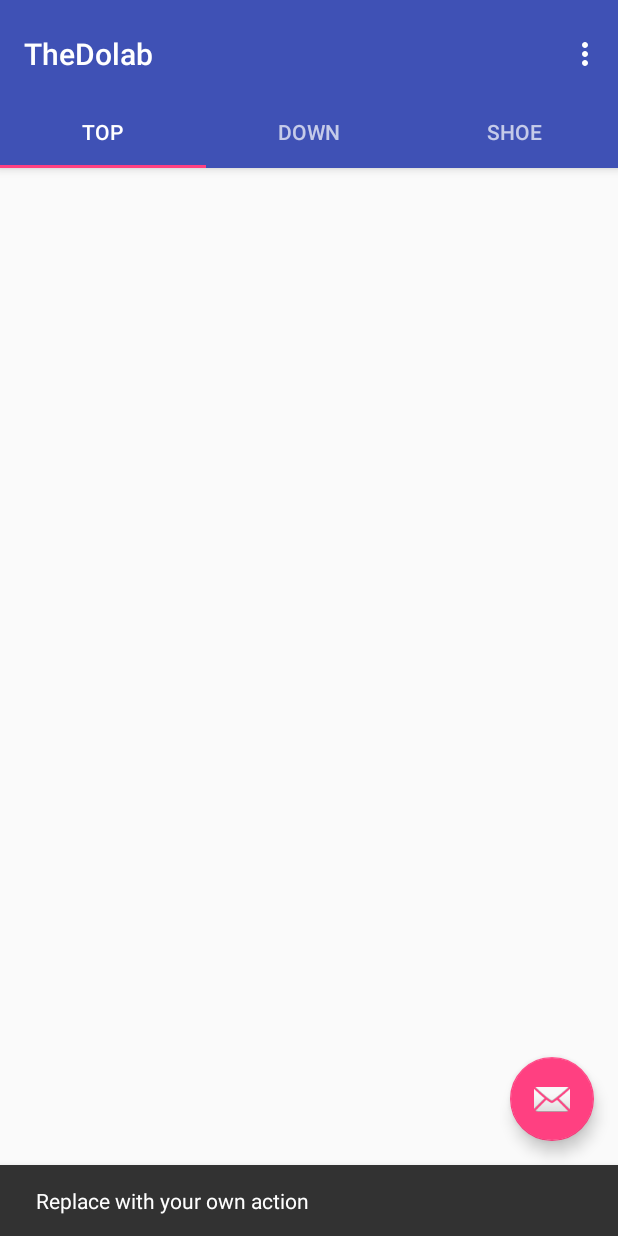
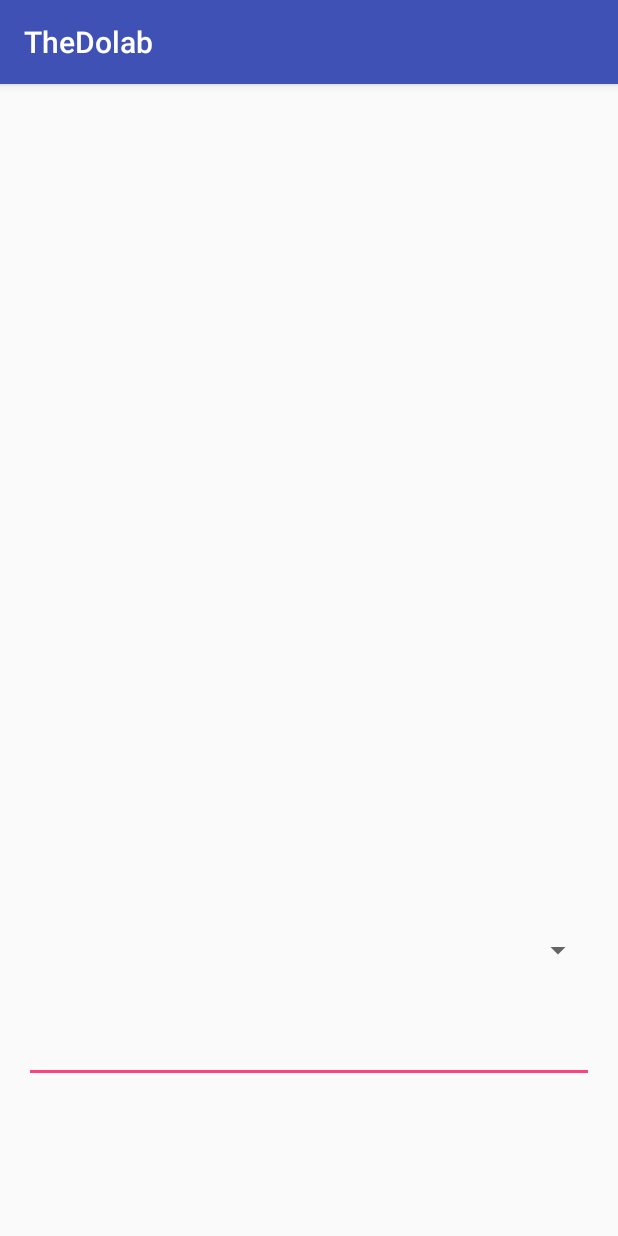
Before and after one commit to ahmedosama20/TheDolab, an Android app: the screen it shows after launch (DolabMainViewActivity before the commit, AdditionActivity after it), after a tap on an icon or button, on a phone screen of 412 x 824 dp. Run offline under Robolectric (Android 15) with nearby library versions, the phone set to English and light mode, and no system bars; 7 statements that could not run were skipped.

Commit message:
Replaced "Email" button with "Add" button and made it send the user to the Addition Activity (The addition activity is still incomplete) - AO

```diff
--- a/app/build.gradle
+++ b/app/build.gradle
@@ -24,4 +24,5 @@ dependencies {
     testCompile 'junit:junit:4.12'
     compile 'com.android.support:appcompat-v7:23.3.0'
     compile 'com.android.support:design:23.3.0'
+    compile 'com.google.android.gms:play-services-appindexing:8.1.0'
 }
--- a/app/src/main/AndroidManifest.xml
+++ b/app/src/main/AndroidManifest.xml
@@ -18,6 +18,11 @@
                 <category android:name="android.intent.category.LAUNCHER" />
             </intent-filter>
         </activity>
+        <activity android:name=".AdditionActivity"></activity><!-- ATTENTION: This was auto-generated to add Google Play services to your project for
+     App Indexing.  See https://g.co/AppIndexing/AndroidStudio for more information. -->
+        <meta-data
+            android:name="com.google.android.gms.version"
+            android:value="@integer/google_play_services_version" />
     </application>
 
 </manifest>
--- /dev/null
+++ b/app/src/main/java/com/dolab/thedolab/AdditionActivity.java
@@ -0,0 +1,13 @@
+package com.dolab.thedolab;
+
+import android.support.v7.app.AppCompatActivity;
+import android.os.Bundle;
+
+public class AdditionActivity extends AppCompatActivity {
+
+    @Override
+    protected void onCreate(Bundle savedInstanceState) {
+        super.onCreate(savedInstanceState);
+        setContentView(R.layout.activity_addition);
+    }
+}
--- a/app/src/main/java/com/dolab/thedolab/DolabMainViewActivity.java
+++ b/app/src/main/java/com/dolab/thedolab/DolabMainViewActivity.java
@@ -1,14 +1,18 @@
 package com.dolab.thedolab;
 import android.content.Context;
+import android.content.Intent;
 import android.graphics.Bitmap;
 import android.graphics.BitmapFactory;
 import android.graphics.drawable.BitmapDrawable;
 import android.graphics.drawable.Drawable;
+import android.net.Uri;
 import android.support.annotation.DrawableRes;
 import android.support.annotation.Nullable;
 import android.support.design.widget.TabLayout;
 import android.support.design.widget.FloatingActionButton;
 import android.support.design.widget.Snackbar;
+import android.support.v4.app.FragmentStatePagerAdapter;
+import android.support.v4.view.PagerAdapter;
 import android.support.v7.app.AppCompatActivity;
 import android.support.v7.widget.Toolbar;
 import android.support.v4.app.Fragment;
@@ -25,18 +29,22 @@ import android.widget.ListAdapter;
 import android.widget.ListView;
 import android.widget.TextView;
 
+import com.google.android.gms.appindexing.Action;
+import com.google.android.gms.appindexing.AppIndex;
+import com.google.android.gms.common.api.GoogleApiClient;
+
 import java.io.ByteArrayOutputStream;
 
 public class DolabMainViewActivity extends AppCompatActivity {
 
     Controller controller;
     /**
-     * The {@link android.support.v4.view.PagerAdapter} that will provide
+     * The {@link PagerAdapter} that will provide
      * fragments for each of the sections. We use a
      * {@link FragmentPagerAdapter} derivative, which will keep every
      * loaded fragment in memory. If this becomes too memory intensive, it
      * may be best to switch to a
-     * {@link android.support.v4.app.FragmentStatePagerAdapter}.
+     * {@link FragmentStatePagerAdapter}.
      */
     private SectionsPagerAdapter mSectionsPagerAdapter;
 
@@ -44,12 +52,18 @@ public class DolabMainViewActivity extends AppCompatActivity {
      * The {@link ViewPager} that will host the section contents.
      */
     private ViewPager mViewPager;
+    /**
+     * ATTENTION: This was auto-generated to implement the App Indexing API.
+     * See https://g.co/AppIndexing/AndroidStudio for more information.
+     */
+    private GoogleApiClient client;
 
     @Override
     protected void onCreate(Bundle savedInstanceState) {
         super.onCreate(savedInstanceState);
         setContentView(R.layout.activity_dolab_main_view);
-        controller=Controller.getInstance();
+        controller = Controller.getInstance();
+        //
         Toolbar toolbar = (Toolbar) findViewById(R.id.toolbar);
         setSupportActionBar(toolbar);
         // Create the adapter that will return a fragment for each of the three
@@ -66,9 +80,7 @@ public class DolabMainViewActivity extends AppCompatActivity {
         fab.setOnClickListener(new View.OnClickListener() {
             @Override
             public void onClick(View view) {
-                Snackbar.make(view, "Replace with your own action", Snackbar.LENGTH_LONG)
-                        .setAction("Action", null).show();
-
+                myOnClick(view);
             }
         });
 
@@ -76,8 +88,15 @@ public class DolabMainViewActivity extends AppCompatActivity {
         //controller.addClothes(0, 1, "note", 10, getApplicationContext());
 
 
+        // ATTENTION: This was auto-generated to implement the App Indexing API.
+        // See https://g.co/AppIndexing/AndroidStudio for more information.
+        client = new GoogleApiClient.Builder(this).addApi(AppIndex.API).build();
     }
 
+    public void myOnClick(View view) {
+        Intent i = new Intent(this, AdditionActivity.class);
+        startActivity(i);
+    }
 
     @Override
     public boolean onCreateOptionsMenu(Menu menu) {
@@ -101,17 +120,58 @@ public class DolabMainViewActivity extends AppCompatActivity {
         return super.onOptionsItemSelected(item);
     }
 
+    @Override
+    public void onStart() {
+        super.onStart();
+
+        // ATTENTION: This was auto-generated to implement the App Indexing API.
+        // See https://g.co/AppIndexing/AndroidStudio for more information.
+        client.connect();
+        Action viewAction = Action.newAction(
+                Action.TYPE_VIEW, // TODO: choose an action type.
+                "DolabMainView Page", // TODO: Define a title for the content shown.
+                // TODO: If you have web page content that matches this app activity's content,
+                // make sure this auto-generated web page URL is correct.
+                // Otherwise, set the URL to null.
+                Uri.parse("http://host/path"),
+                // TODO: Make sure this auto-generated app URL is correct.
+                Uri.parse("android-app://com.dolab.thedolab/http/host/path")
+        );
+        AppIndex.AppIndexApi.start(client, viewAction);
+    }
+
+    @Override
+    public void onStop() {
+        super.onStop();
+
+        // ATTENTION: This was auto-generated to implement the App Indexing API.
+        // See https://g.co/AppIndexing/AndroidStudio for more information.
+        Action viewAction = Action.newAction(
+                Action.TYPE_VIEW, // TODO: choose an action type.
+                "DolabMainView Page", // TODO: Define a title for the content shown.
+                // TODO: If you have web page content that matches this app activity's content,
+                // make sure this auto-generated web page URL is correct.
+                // Otherwise, set the URL to null.
+                Uri.parse("http://host/path"),
+                // TODO: Make sure this auto-generated app URL is correct.
+                Uri.parse("android-app://com.dolab.thedolab/http/host/path")
+        );
+        AppIndex.AppIndexApi.end(client, viewAction);
+        client.disconnect();
+    }
+
     /**
      * A placeholder fragment containing a simple view.
      */
     public static class PlaceholderFragment extends Fragment {
         Controller controller;
+
         @Override
         public void onViewCreated(View view, @Nullable Bundle savedInstanceState) {
             super.onViewCreated(view, savedInstanceState);
             int sec = getArguments().getInt(ARG_SECTION_NUMBER);
-            MyListAdapter adapter = controller.getListAdapter(getActivity().getApplicationContext(),R.layout.upper_list_item, getResources(), sec);
-            ListView topslistview = (ListView)getView().findViewById(R.id.listView);
+            MyListAdapter adapter = controller.getListAdapter(getActivity().getApplicationContext(), R.layout.upper_list_item, getResources(), sec);
+            ListView topslistview = (ListView) getView().findViewById(R.id.listView);
             topslistview.setAdapter(adapter);
         }
 
@@ -124,7 +184,7 @@ public class DolabMainViewActivity extends AppCompatActivity {
         private int mPosition;
 
         public PlaceholderFragment() {
-            controller=Controller.getInstance();
+            controller = Controller.getInstance();
         }
 
         @Override
@@ -132,6 +192,7 @@ public class DolabMainViewActivity extends AppCompatActivity {
             super.onCreate(savedInstanceState);
             mPosition = getArguments().getInt(ARG_SECTION_NUMBER);
         }
+
         /**
          * Returns a new instance of this fragment for the given section
          * number.
--- /dev/null
+++ b/app/src/main/res/layout/activity_addition.xml
@@ -0,0 +1,39 @@
+<?xml version="1.0" encoding="utf-8"?>
+<RelativeLayout xmlns:android="http://schemas.android.com/apk/res/android"
+    xmlns:tools="http://schemas.android.com/tools"
+    android:layout_width="match_parent"
+    android:layout_height="match_parent"
+    android:paddingBottom="@dimen/activity_vertical_margin"
+    android:paddingLeft="@dimen/activity_horizontal_margin"
+    android:paddingRight="@dimen/activity_horizontal_margin"
+    android:paddingTop="@dimen/activity_vertical_margin"
+    tools:context="com.dolab.thedolab.AdditionActivity">
+
+    <EditText
+        android:layout_width="wrap_content"
+        android:layout_height="wrap_content"
+        android:inputType="textMultiLine"
+        android:ems="10"
+        android:id="@+id/addClothesComment"
+        android:layout_alignParentBottom="true"
+        android:layout_marginBottom="86dp"
+        android:layout_alignParentEnd="true"
+        android:layout_alignParentStart="true" />
+
+    <HorizontalScrollView
+        android:layout_width="wrap_content"
+        android:layout_height="wrap_content"
+        android:id="@+id/addclothesScrollView"
+        android:layout_alignParentTop="true"
+        android:layout_centerHorizontal="true"
+        android:layout_marginTop="78dp" />
+
+    <Spinner
+        android:layout_width="wrap_content"
+        android:layout_height="wrap_content"
+        android:id="@+id/ColorSpinner"
+        android:layout_above="@+id/addClothesComment"
+        android:layout_alignParentEnd="true"
+        android:layout_marginBottom="31dp" />
+
+</RelativeLayout>
--- a/app/src/main/res/layout/activity_dolab_main_view.xml
+++ b/app/src/main/res/layout/activity_dolab_main_view.xml
@@ -44,6 +44,6 @@ tools:context="com.dolab.thedolab.DolabMainViewActivity">
     android:layout_height="wrap_content"
     android:layout_gravity="end|bottom"
     android:layout_margin="@dimen/fab_margin"
-    android:src="@android:drawable/ic_dialog_email" />
+    android:src="@android:drawable/ic_input_add" />
 
 </android.support.design.widget.CoordinatorLayout>
```
